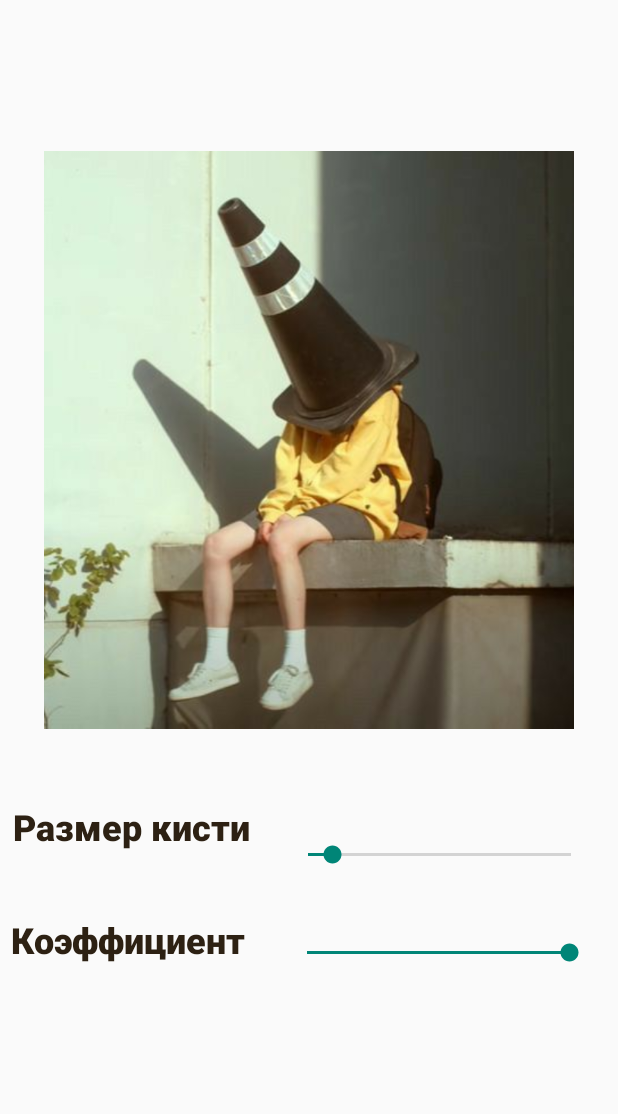
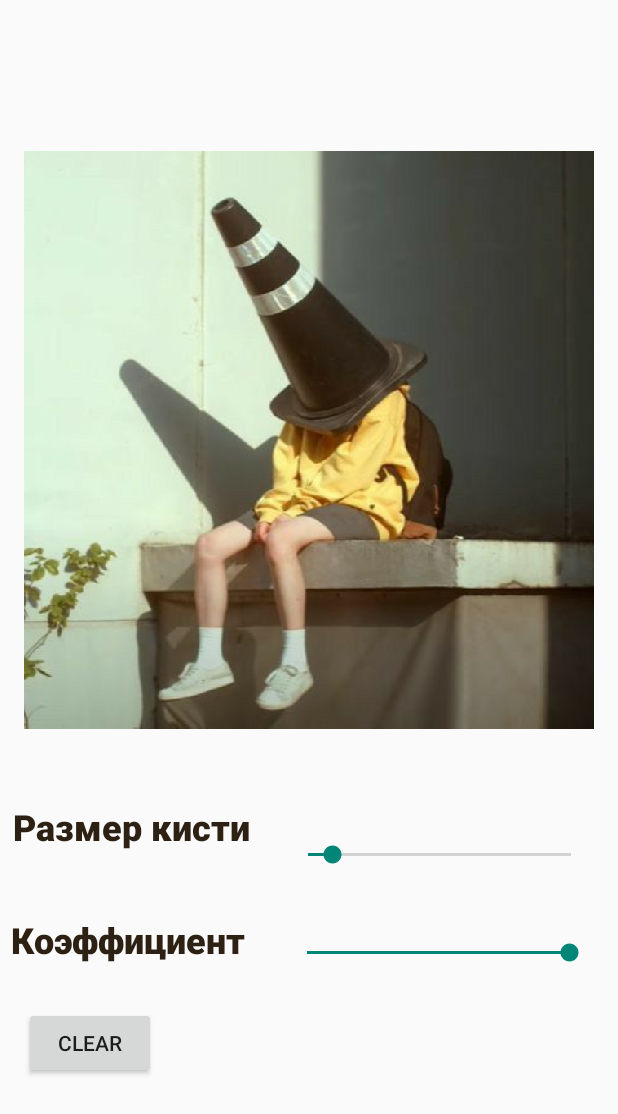
Before and after one commit to SonyaSky/App_module7, an Android app built with Jetpack Compose: the RetouchingActivity screen opened directly, with no data from a screen before it, on a phone screen of 412 x 824 dp. Shown: the top 1114 px of the screen. Run offline under Robolectric (Android 15) with nearby library versions, the phone set to English and light mode, and no system bars.

Commit message:
Ретушь вроде работает, но рисует не совсем в нужном месте

```diff
--- a/app/src/main/java/com/hits/myapplication/RetouchView.kt
+++ b/app/src/main/java/com/hits/myapplication/RetouchView.kt
@@ -8,6 +8,7 @@ import android.graphics.Paint
 import android.graphics.Path
 import android.graphics.PorterDuff
 import android.util.AttributeSet
+import android.graphics.Rect
 import android.view.MotionEvent
 import android.view.View
 
@@ -18,27 +19,37 @@ class RetouchView(context: Context, attrs: AttributeSet) : View(context, attrs)
     private var path = Path()
     private var canvasBitmap: Bitmap? = null
     private var drawCanvas: Canvas? = null
+    private var originalBitmap: Bitmap? = null
 
     init {
-        paint.color = 0xFFFF0000.toInt()
+        paint.color = 0x00000000.toInt()
         paint.isAntiAlias = true
         paint.strokeWidth = brushSize
         paint.style = Paint.Style.STROKE
         paint.strokeJoin = Paint.Join.ROUND
         paint.strokeCap = Paint.Cap.ROUND
+        paint.alpha = 0
     }
 
-    override fun onSizeChanged(w: Int, h: Int, oldw: Int, oldh: Int) {
-        super.onSizeChanged(w, h, oldw, oldh)
-        canvasBitmap = Bitmap.createBitmap(w, h, Bitmap.Config.ARGB_8888)
-        drawCanvas = Canvas(canvasBitmap!!)
-    }
 
     override fun onDraw(canvas: Canvas) {
         super.onDraw(canvas)
-        canvas.drawBitmap(canvasBitmap!!, 0f, 0f, null)
-        canvas.drawPath(path, paint)
+
+        canvasBitmap?.let {
+            val srcRect = Rect(0, 0, it.width, it.height)
+            val dstRect = Rect(0, 0, width, height)
+            canvas.drawBitmap(it, srcRect, dstRect, null)
+            canvas.drawPath(path, paint)
+        }
+
+//        originalBitmap?.let {
+//            val srcRect = Rect(0, 0, it.width, it.height)
+//            val dstRect = Rect(width - it.width, height - it.height, width, height)
+//            canvas.drawBitmap(it, srcRect, dstRect, null)
+//        }
     }
+
+
 
     override fun onTouchEvent(event: MotionEvent): Boolean {
         val touchX = event.x
@@ -63,7 +74,14 @@ class RetouchView(context: Context, attrs: AttributeSet) : View(context, attrs)
         return true
     }
 
-    fun applyMeanFilter(x: Int, y: Int) {
+    fun setImageBitmap(bitmap: Bitmap) {
+        canvasBitmap = bitmap.copy(Bitmap.Config.ARGB_8888, true)
+        originalBitmap = bitmap
+        invalidate()
+    }
+
+
+    private fun applyMeanFilter(x: Int, y: Int) {
         val radius = brushSize.toInt()
         val pixelValues = mutableListOf<Int>()
 
@@ -80,9 +98,12 @@ class RetouchView(context: Context, attrs: AttributeSet) : View(context, attrs)
             for (dy in -radius..radius) {
                 val pixelX = (x + dx).coerceIn(0, canvasBitmap!!.width - 1)
                 val pixelY = (y + dy).coerceIn(0, canvasBitmap!!.height - 1)
-                canvasBitmap!!.setPixel(pixelX, pixelY, meanPixel)
+                val originalPixel = canvasBitmap!!.getPixel(pixelX, pixelY)
+                val blendedPixel = blendPixels(originalPixel, meanPixel, retouchRatio)
+                canvasBitmap!!.setPixel(pixelX, pixelY, blendedPixel)
             }
         }
+        invalidate()
     }
 
     private fun computeMeanPixel(pixels: List<Int>): Int {
@@ -107,21 +128,38 @@ class RetouchView(context: Context, attrs: AttributeSet) : View(context, attrs)
         return Color.argb(meanAlpha, meanRed, meanGreen, meanBlue)
     }
 
+    private fun blendPixels(originalPixel: Int, meanPixel: Int, ratio: Float): Int {
+        val srcA = Color.alpha(meanPixel) * ratio
+        val srcR = Color.red(meanPixel) * ratio
+        val srcG = Color.green(meanPixel) * ratio
+        val srcB = Color.blue(meanPixel) * ratio
+
+        val destA = Color.alpha(originalPixel) * (1 - ratio)
+        val destR = Color.red(originalPixel) * (1 - ratio)
+        val destG = Color.green(originalPixel) * (1 - ratio)
+        val destB = Color.blue(originalPixel) * (1 - ratio)
+
+        val alpha = (srcA + destA).toInt()
+        val red = ((srcR + destR) / alpha * srcA).toInt()
+        val green = ((srcG + destG) / alpha * srcA).toInt()
+        val blue = ((srcB + destB) / alpha * srcA).toInt()
+
+        return Color.argb(alpha, red, green, blue)
+    }
+
+
     fun setBrushSize(size: Float) {
         brushSize = size
         paint.strokeWidth = brushSize
     }
 
-    fun setRetouchRatio(ratio: Float) {
-        retouchRatio = ratio
-        // Modify paint or brush effect based on retouch ratio if needed
-        // For now, this just sets a new color based on ratio for demonstration
-        val alpha = (255 * ratio).toInt()
-        paint.color = (alpha shl 24) or (paint.color and 0x00FFFFFF)
+    fun setRetouchRatio(ratio: Int) {
+        retouchRatio = ratio /100f
     }
 
     fun clearCanvas() {
         drawCanvas?.drawColor(0, PorterDuff.Mode.CLEAR)
         invalidate()
     }
+
 }
--- a/app/src/main/java/com/hits/myapplication/RetouchingActivity.kt
+++ b/app/src/main/java/com/hits/myapplication/RetouchingActivity.kt
@@ -1,8 +1,11 @@
 package com.hits.myapplication
 
 
+import android.graphics.BitmapFactory
+import android.graphics.drawable.BitmapDrawable
 import android.os.Bundle
 import android.widget.Button
+import android.widget.ImageView
 import android.widget.SeekBar
 import androidx.activity.ComponentActivity
 
@@ -14,14 +17,24 @@ class RetouchingActivity : ComponentActivity() {
 
         // Default values for brush size and retouch ratio
         val defaultBrushSize = 10f
-        val defaultRetouchRatio = 1.0f
-        val drawingView = findViewById<DrawingView>(R.id.drawingView)
+        val defaultRetouchRatio = 100
+        val retouchView = findViewById<RetouchView>(R.id.drawingView)
         val brushSizeSeekBar = findViewById<SeekBar>(R.id.brushSizeSeekBar)
         val brushRatioSeekBar = findViewById<SeekBar>(R.id.brushRatioSeekBar)
 
+        retouchView.setBrushSize(defaultBrushSize)
+        retouchView.setRetouchRatio(defaultRetouchRatio)
 
-        drawingView.setBrushSize(defaultBrushSize)
-        drawingView.setRetouchRatio(defaultRetouchRatio)
+        val clearButton = findViewById<Button>(R.id.clearButton)
+        clearButton.setOnClickListener {
+            retouchView.clearCanvas()
+        }
+
+        val imageView = findViewById<ImageView>(R.id.imageView)
+        imageView.post {
+            val bitmap = (imageView.drawable as BitmapDrawable).bitmap
+            retouchView.setImageBitmap(bitmap)
+        }
 
         // Set up brush size seek bar
         brushSizeSeekBar.max = 100
@@ -29,7 +42,7 @@ class RetouchingActivity : ComponentActivity() {
         brushSizeSeekBar.setOnSeekBarChangeListener(object : SeekBar.OnSeekBarChangeListener {
             override fun onProgressChanged(seekBar: SeekBar?, progress: Int, fromUser: Boolean) {
                 val newSize = progress.toFloat()
-                drawingView.setBrushSize(newSize)
+                retouchView.setBrushSize(newSize)
             }
 
             override fun onStartTrackingTouch(seekBar: SeekBar?) {}
@@ -42,8 +55,7 @@ class RetouchingActivity : ComponentActivity() {
         brushRatioSeekBar.progress = (defaultRetouchRatio * 100).toInt()
         brushRatioSeekBar.setOnSeekBarChangeListener(object : SeekBar.OnSeekBarChangeListener {
             override fun onProgressChanged(seekBar: SeekBar?, progress: Int, fromUser: Boolean) {
-                val newRatio = progress / 100f
-                drawingView.setRetouchRatio(newRatio)
+                retouchView.setRetouchRatio(progress)
             }
 
             override fun onStartTrackingTouch(seekBar: SeekBar?) {}
--- a/app/src/main/res/layout/activity_retouching.xml
+++ b/app/src/main/res/layout/activity_retouching.xml
@@ -21,42 +21,18 @@
         app:layout_constraintVertical_bias="0.208"
         app:srcCompat="@drawable/test" />
 
-    <!--    <com.hits.myapplication.MySeekBar-->
-    <!--        android:id="@+id/brushSizeSeekBar"-->
-    <!--        style="@style/Widget.AppCompat.SeekBar"-->
-    <!--        android:layout_width="207dp"-->
-    <!--        android:layout_height="65dp"-->
-    <!--        android:max="100"-->
-    <!--        android:min="1"-->
-    <!--        android:progress="1"-->
-    <!--        android:progressDrawable="@drawable/thicker_seekbar"-->
-    <!--        android:splitTrack="false"-->
-    <!--        android:thumb="@drawable/custom_thumb"-->
-    <!--        android:thumbTintMode="src_in"-->
-    <!--        app:layout_constraintBottom_toBottomOf="parent"-->
-    <!--        app:layout_constraintEnd_toEndOf="parent"-->
-    <!--        app:layout_constraintHorizontal_bias="0.926"-->
-    <!--        app:layout_constraintStart_toStartOf="parent"-->
-    <!--        app:layout_constraintTop_toBottomOf="@+id/imageView"-->
-    <!--        app:layout_constraintVertical_bias="0.189" />-->
+    <com.hits.myapplication.RetouchView
+        android:id="@+id/drawingView"
+        android:layout_width="match_parent"
+        android:layout_height="385dp"
+        android:layout_margin="16dp"
+        app:layout_constraintBottom_toBottomOf="parent"
+        app:layout_constraintEnd_toEndOf="parent"
+        app:layout_constraintStart_toStartOf="parent"
+        app:layout_constraintTop_toTopOf="parent"
+        app:layout_constraintVertical_bias="0.208" />
 
-    <!--    <com.hits.myapplication.MySeekBar-->
-    <!--        android:id="@+id/brushRatioSeekBar"-->
-    <!--        style="@style/Widget.AppCompat.SeekBar"-->
-    <!--        android:layout_width="207dp"-->
-    <!--        android:layout_height="65dp"-->
-    <!--        android:max="100"-->
-    <!--        android:progress="0"-->
-    <!--        android:progressDrawable="@drawable/thicker_seekbar"-->
-    <!--        android:splitTrack="false"-->
-    <!--        android:thumb="@drawable/custom_thumb"-->
-    <!--        android:thumbTintMode="src_in"-->
-    <!--        app:layout_constraintBottom_toBottomOf="parent"-->
-    <!--        app:layout_constraintEnd_toEndOf="parent"-->
-    <!--        app:layout_constraintHorizontal_bias="0.921"-->
-    <!--        app:layout_constraintStart_toStartOf="parent"-->
-    <!--        app:layout_constraintTop_toBottomOf="@+id/brushSizeSeekBar"-->
-    <!--        app:layout_constraintVertical_bias="0.0" />-->
+
 
     <SeekBar
         android:id="@+id/brushSizeSeekBar"
@@ -92,16 +68,6 @@
         app:layout_constraintVertical_bias="0.0" />
 
 
-    <com.hits.myapplication.RetouchView
-        android:id="@+id/drawingView"
-        android:layout_width="match_parent"
-        android:layout_height="385dp"
-        android:layout_margin="16dp"
-        app:layout_constraintBottom_toBottomOf="parent"
-        app:layout_constraintEnd_toEndOf="parent"
-        app:layout_constraintStart_toStartOf="parent"
-        app:layout_constraintTop_toTopOf="parent"
-        app:layout_constraintVertical_bias="0.208" />
 
     <TextView
         android:id="@+id/text1"
@@ -133,7 +99,16 @@
         app:layout_constraintTop_toBottomOf="@+id/text1"
         app:layout_constraintVertical_bias="0.198" />
 
-
+    <Button
+        android:id="@+id/clearButton"
+        android:layout_width="wrap_content"
+        android:layout_height="wrap_content"
+        android:layout_marginTop="20dp"
+        android:text="Clear"
+        app:layout_constraintEnd_toEndOf="parent"
+        app:layout_constraintHorizontal_bias="0.049"
+        app:layout_constraintStart_toStartOf="parent"
+        app:layout_constraintTop_toBottomOf="@+id/textView2" />
 
 
 </androidx.constraintlayout.widget.ConstraintLayout>
```
Also changed, not shown: app/src/main/java/com/hits/myapplication/MainActivity.kt (+0 -9 lines).
